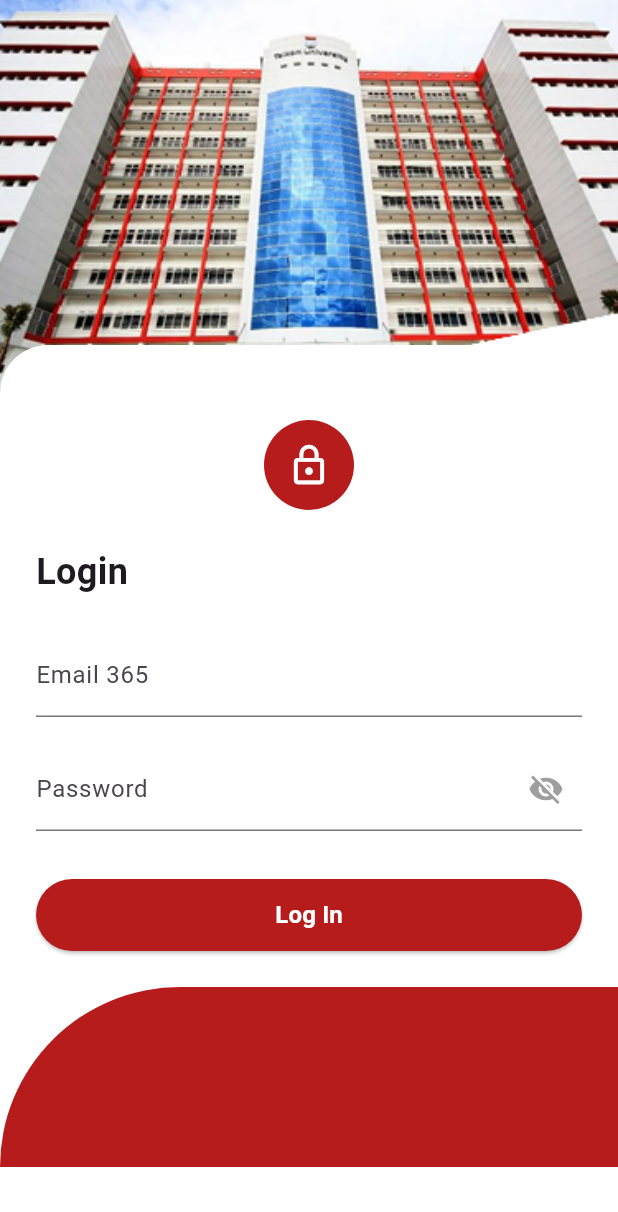
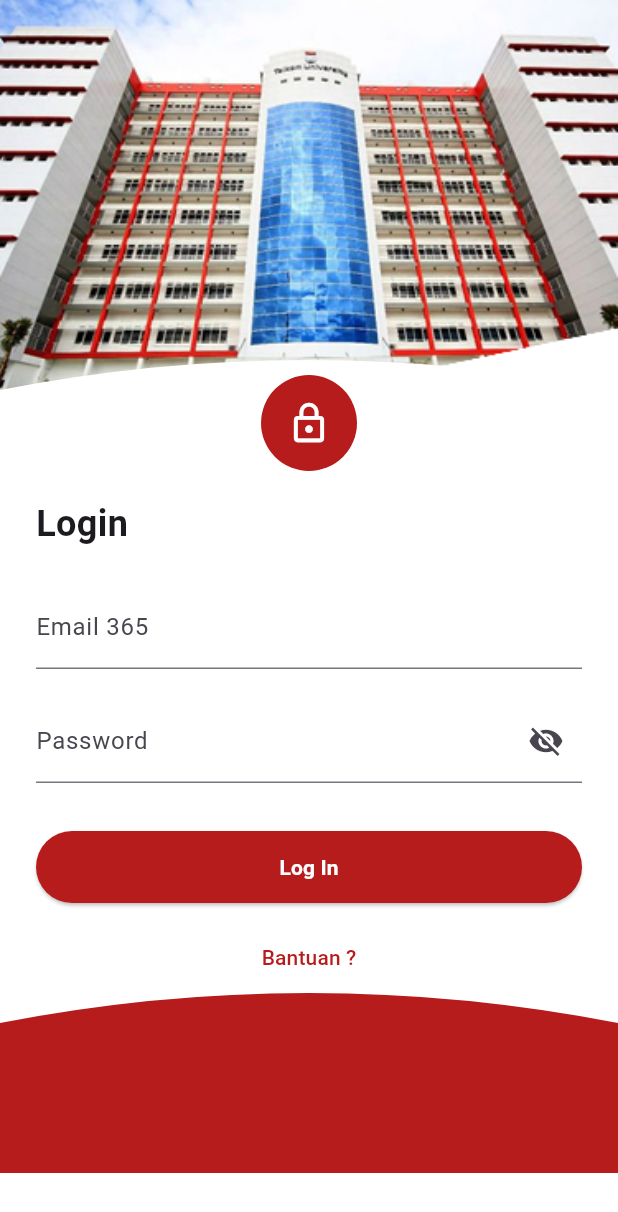
Before and after one commit to anaksantri5928/celoe_lms_app, a Flutter app: the screen it shows after launch, on a phone screen of 412 x 824 dp. Shown: the top 1212 px of the screen. Run offline on Flutter 3.47's test engine with Material 3 defaults, Android fonts, the phone set to English and light mode, and no system bars.

Commit message:
feat(auth): redesign login page UI with wave effects and floating logo

```diff
--- a/lib/pages/login_page.dart
+++ b/lib/pages/login_page.dart
@@ -19,39 +19,36 @@
         children: [
           /// HEADER IMAGE
           SizedBox(
-            height: 280,
+            height: 300,
             width: double.infinity,
             child: Image.asset(
-              'assets/header.png',
+              'assets/header.jpg',
               fit: BoxFit.cover,
             ),
           ),
 
-          /// CONTENT
-          SingleChildScrollView(
-            child: Column(
-              children: [
-                const SizedBox(height: 230),
-
-                /// LOGIN CARD
-                Container(
-                  width: double.infinity,
-                  padding: const EdgeInsets.symmetric(horizontal: 24),
-                  decoration: const BoxDecoration(
+          /// WHITE CURVE OVER IMAGE
+          Positioned(
+            top: 220,
+            left: 0,
+            right: 0,
+            child: ClipPath(
+              clipper: TopWaveClipper(),
+              child: Container(
+                height: 120,
                 color: Colors.white,
-                    borderRadius: BorderRadius.vertical(
-                      top: Radius.circular(32),
               ),
             ),
-                  child: Column(
-                    crossAxisAlignment: CrossAxisAlignment.start,
-                    children: [
-                      const SizedBox(height: 50),
+          ),
 
-                      /// LOGO
-                      Center(
+          /// LOGO (FLOATING)
+          Positioned(
+            top: 250,
+            left: 0,
+            right: 0,
+            child: Center(
               child: CircleAvatar(
-                          radius: 30,
+                radius: 32,
                 backgroundColor: const Color(0xFFB71C1C),
                 child: const Icon(
                   Icons.lock_outline,
@@ -60,10 +57,21 @@
                 ),
               ),
             ),
+          ),
 
-                      const SizedBox(height: 24),
+          /// FORM CONTENT
+          SingleChildScrollView(
+            child: Column(
+              children: [
+                const SizedBox(height: 300),
 
-                      /// TITLE
+                Padding(
+                  padding: const EdgeInsets.symmetric(horizontal: 24),
+                  child: Column(
+                    crossAxisAlignment: CrossAxisAlignment.start,
+                    children: [
+                      const SizedBox(height: 32),
+
                       const Text(
                         'Login',
                         style: TextStyle(
@@ -74,34 +82,37 @@
 
                       const SizedBox(height: 24),
 
-                      /// EMAIL FIELD
-                      TextField(
-                        decoration: const InputDecoration(
+                      /// EMAIL
+                      const TextField(
+                        decoration: InputDecoration(
                           labelText: 'Email 365',
-                          border: UnderlineInputBorder(),
                           focusedBorder: UnderlineInputBorder(
-                            borderSide: BorderSide(color: Color(0xFFB71C1C)),
+                            borderSide: BorderSide(
+                              color: Color(0xFFB71C1C),
+                              width: 2,
+                            ),
                           ),
                         ),
                       ),
 
                       const SizedBox(height: 20),
 
-                      /// PASSWORD FIELD
+                      /// PASSWORD
                       TextField(
                         obscureText: _obscurePassword,
                         decoration: InputDecoration(
                           labelText: 'Password',
-                          border: const UnderlineInputBorder(),
                           focusedBorder: const UnderlineInputBorder(
-                            borderSide: BorderSide(color: Color(0xFFB71C1C)),
+                            borderSide: BorderSide(
+                              color: Color(0xFFB71C1C),
+                              width: 2,
+                            ),
                           ),
                           suffixIcon: IconButton(
                             icon: Icon(
                               _obscurePassword
                                   ? Icons.visibility_off
                                   : Icons.visibility,
-                              color: Colors.grey,
                             ),
                             onPressed: () {
                               setState(() {
@@ -129,7 +140,6 @@
                           child: const Text(
                             'Log In',
                             style: TextStyle(
-                              fontSize: 16,
                               fontWeight: FontWeight.bold,
                               color: Colors.white,
                             ),
@@ -137,9 +147,8 @@
                         ),
                       ),
 
-                      const SizedBox(height: 16),
+                      const SizedBox(height: 12),
 
-                      /// HELP
                       Center(
                         child: TextButton(
                           onPressed: () {
@@ -154,7 +163,7 @@
                         ),
                       ),
 
-                      const SizedBox(height: 80),
+                      const SizedBox(height: 120),
                     ],
                   ),
                 ),
@@ -162,18 +171,16 @@
             ),
           ),
 
-          /// BOTTOM WAVE
+          /// BOTTOM RED WAVE
           Positioned(
             bottom: 0,
             left: 0,
             right: 0,
+            child: ClipPath(
+              clipper: BottomWaveClipper(),
               child: Container(
-              height: 120,
-              decoration: const BoxDecoration(
-                color: Color(0xFFB71C1C),
-                borderRadius: BorderRadius.only(
-                  topLeft: Radius.circular(120),
-                ),
+                height: 140,
+                color: const Color(0xFFB71C1C),
               ),
             ),
           ),
@@ -182,3 +189,44 @@
     );
   }
 }
+
+
+class TopWaveClipper extends CustomClipper<Path> {
+  @override
+  Path getClip(Size size) {
+    Path path = Path();
+    path.lineTo(0, 40);
+    path.quadraticBezierTo(
+      size.width / 2,
+      0,
+      size.width,
+      40,
+    );
+    path.lineTo(size.width, size.height);
+    path.lineTo(0, size.height);
+    return path;
+  }
+
+  @override
+  bool shouldReclip(CustomClipper<Path> oldClipper) => false;
+}
+
+class BottomWaveClipper extends CustomClipper<Path> {
+  @override
+  Path getClip(Size size) {
+    Path path = Path();
+    path.moveTo(0, 40);
+    path.quadraticBezierTo(
+      size.width / 2,
+      0,
+      size.width,
+      40,
+    );
+    path.lineTo(size.width, size.height);
+    path.lineTo(0, size.height);
+    return path;
+  }
+
+  @override
+  bool shouldReclip(CustomClipper<Path> oldClipper) => false;
+}
```
Also changed, not shown: assets/header.jpg (renamed from assets/header.png). Lines whose indentation alone changed are shown as unchanged.
